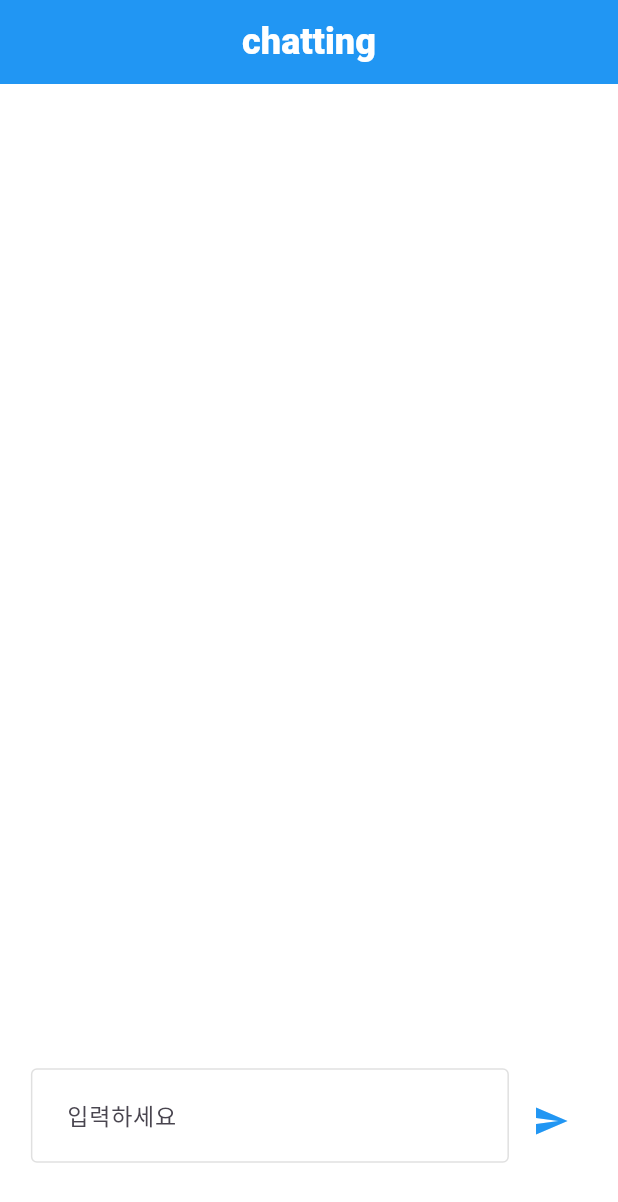
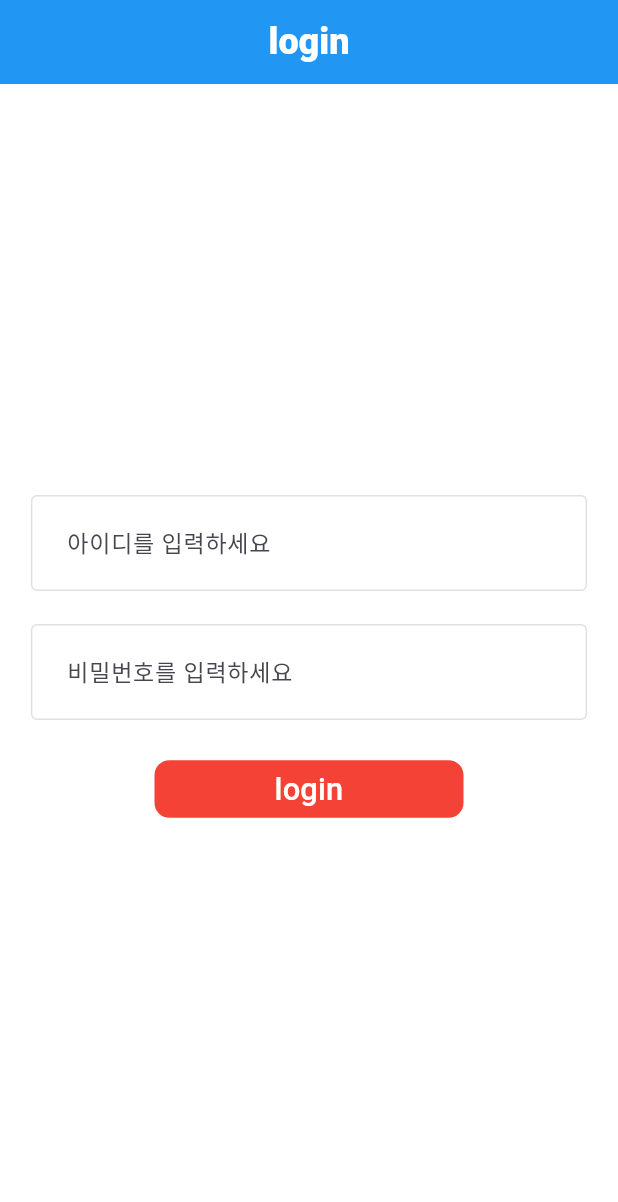
Before and after one commit to Kwontaebin/flutter_chatting_app, a Flutter app: the screen it shows after launch, on a phone screen of 412 x 824 dp. Shown: the top 1202 px of the screen. Run offline on Flutter 3.47's test engine with Material 3 defaults, Android fonts, the phone set to English and light mode, and no system bars; our stand-ins replace dio, fluttertoast, shimmer, socket_io_client.

Commit message:
로그인 화면 구현
로그인으로 사용자 식별

```diff
--- a/lib/common/const/data.dart
+++ b/lib/common/const/data.dart
@@ -1 +1 @@
-const IP = "http://localhost:4000";
+const IP = "http://localhost:3000";
--- a/lib/home/view/home2.dart
+++ /dev/null
@@ -1,120 +0,0 @@
-import 'package:flutter/material.dart';
-import 'package:flutter_chatting_app/common/component/custom_appbar.dart';
-import 'package:flutter_chatting_app/common/component/custom_text_field.dart';
-import 'package:flutter_chatting_app/common/function/sizeFn.dart';
-import 'package:socket_io_client/socket_io_client.dart' as IO;
-
-class TestScreen extends StatefulWidget {
-  const TestScreen({super.key});
-
-  @override
-  State<TestScreen> createState() => _TestScreenState();
-}
-
-class _TestScreenState extends State<TestScreen> {
-  late IO.Socket socket;
-  String message = "";
-  List<Map<String, String>> messages = []; // 채팅 메시지 리스트
-
-  @override
-  void initState() {
-    super.initState();
-    connectToServer();
-  }
-
-  void connectToServer() {
-    // Socket.IO 서버에 연결
-    socket = IO.io('http://localhost:3000', <String, dynamic>{
-      'transports': ['websocket'], // WebSocket만 사용
-      'autoConnect': true,
-    });
-
-    // 연결 성공
-    socket.onConnect((_) {
-      print('Connected to server');
-    });
-
-    // 메시지 수신
-    socket.on('receive_message', (data) {
-      setState(() {
-        messages.add({'sender': data['sender'], 'message': data['message']});
-      });
-    });
-
-    // 연결 해제
-    socket.onDisconnect((_) => print('Disconnected from server'));
-  }
-
-  void sendMessage() {
-    if (message.isEmpty) return;
-
-    // 메시지 서버로 전송
-    socket.emit('send_message', {
-      'sender': 'User1', // 보내는 사람 이름 (예: 로그인한 사용자)
-      'message': message,
-    });
-
-    setState(() {
-      messages.add({'sender': 'You', 'message': message});
-      message = "";
-    });
-
-    print(message);
-    print(messages);
-  }
-
-  @override
-  Widget build(BuildContext context) {
-    return Scaffold(
-      appBar: const CustomAppBar(
-        title: "chatting",
-        showLeading: false,
-      ),
-      body: GestureDetector(
-        onTap: () {
-          FocusScope.of(context).unfocus(); // 빈 공간 클릭 시 포커스 해제
-        },
-        child: Container(
-          width: double.infinity,
-          height: deviceHeight(context) * 1.0,
-          color: Colors.white,
-          child: Column(
-            children: [
-              Container(
-                  width: double.infinity,
-                  height: deviceHeight(context) * 0.8,
-                  color: Colors.white70),
-              SizedBox(
-                width: sizeFn(context).width * 0.9,
-                height: deviceHeight(context) * 0.2,
-                child: Row(
-                  children: [
-                    Expanded(
-                      child: CustomTextFieldWidget(
-                        hintText: "입력하세요",
-                        onChanged: (value) {
-                          setState(() {
-                            message = value;
-                          });
-                        },
-                        myControllerText: message,
-                        width: sizeFn(context).width * 0.77,
-                        clearText: true,
-                      ),
-                    ),
-                    SizedBox(width: sizeFn(context).width * 0.01),
-                    IconButton(
-                      icon: const Icon(Icons.send),
-                      onPressed: sendMessage,
-                      color: Colors.blue,
-                    ),
-                  ],
-                ),
-              ),
-            ],
-          ),
-        ),
-      ),
-    );
-  }
-}
--- /dev/null
+++ b/lib/login/view/login.dart
@@ -0,0 +1,73 @@
+import 'package:flutter/material.dart';
+import 'package:flutter_chatting_app/common/component/custom_appbar.dart';
+import 'package:flutter_chatting_app/common/component/custom_elevatedButton.dart';
+import 'package:flutter_chatting_app/common/component/custom_text_field.dart';
+import 'package:flutter_chatting_app/common/function/sizeFn.dart';
+
+import '../../common/function/postDio.dart';
+
+class LoginScreen extends StatefulWidget {
+  const LoginScreen({super.key});
+
+  @override
+  State<LoginScreen> createState() => _LoginScreenState();
+}
+
+class _LoginScreenState extends State<LoginScreen> {
+  String id = "";
+  String pw = "";
+  Map<String, dynamic> requestData = {};
+
+  @override
+  Widget build(BuildContext context) {
+    return Scaffold(
+      appBar: const CustomAppBar(
+        title: "login",
+        showLeading: false,
+      ),
+      body: Container(
+        width: double.infinity,
+        height: deviceHeight(context) * 1.0,
+        color: Colors.white,
+        child: Column(
+          mainAxisAlignment: MainAxisAlignment.center,
+          children: [
+            CustomTextFieldWidget(
+              hintText: "아이디를 입력하세요",
+              onChanged: (value) {
+                id = value;
+              },
+            ),
+            const SizedBox(height: 16.0),
+            CustomTextFieldWidget(
+              hintText: "비밀번호를 입력하세요",
+              onChanged: (value) {
+                pw = value;
+              },
+            ),
+            const SizedBox(height: 16.0),
+            customElevatedButton(
+              context,
+              text: "login",
+              onPressed: () async {
+                setState(() {
+                  requestData = {
+                    'id': id,
+                    'pw': pw,
+                  };
+                });
+                (id == '' || pw == '')
+                    ? print("모두 다 작성해주세요")
+                    : postDio(
+                        postData: requestData,
+                        url: "login",
+                        onSuccess: (Map<String, dynamic> data) {},
+                      );
+              },
+            )
+          ],
+        ),
+      ),
+    );
+  }
+}
--- a/lib/main.dart
+++ b/lib/main.dart
@@ -1,5 +1,5 @@
 import 'package:flutter/material.dart';
-import 'package:flutter_chatting_app/home/view/home2.dart';
+import 'package:flutter_chatting_app/login/view/login.dart';
 import 'home/view/home.dart';
 
 void main() {
@@ -14,7 +14,7 @@
     return const MaterialApp(
       debugShowCheckedModeBanner: false,
       title: 'chatting app',
-      home: TestScreen(),
+      home: LoginScreen(),
     );
   }
 }
--- a/pubspec.yaml
+++ b/pubspec.yaml
@@ -17,6 +17,7 @@ dependencies:
   dio: ^5.7.0
   fluttertoast: ^8.2.10
   shimmer: ^3.0.0
+  provider: ^6.1.2
 
 dev_dependencies:
   flutter_test:
```
Also changed, not shown: lib/home/view/home.dart (+57 -33 lines), pubspec.lock.
